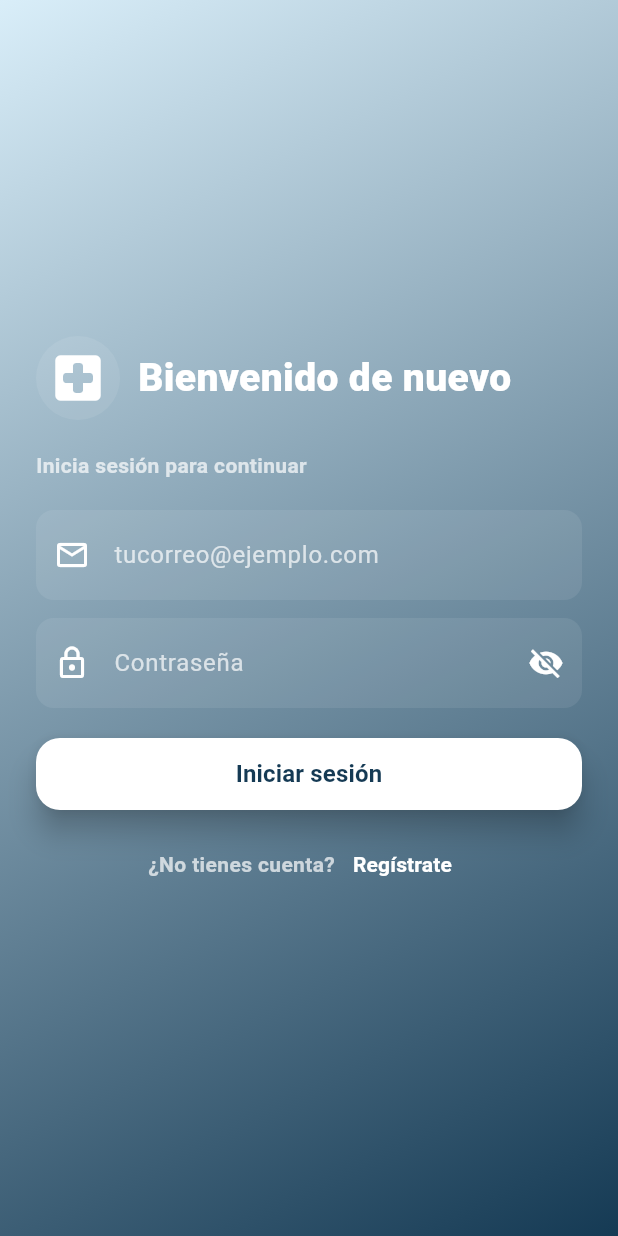
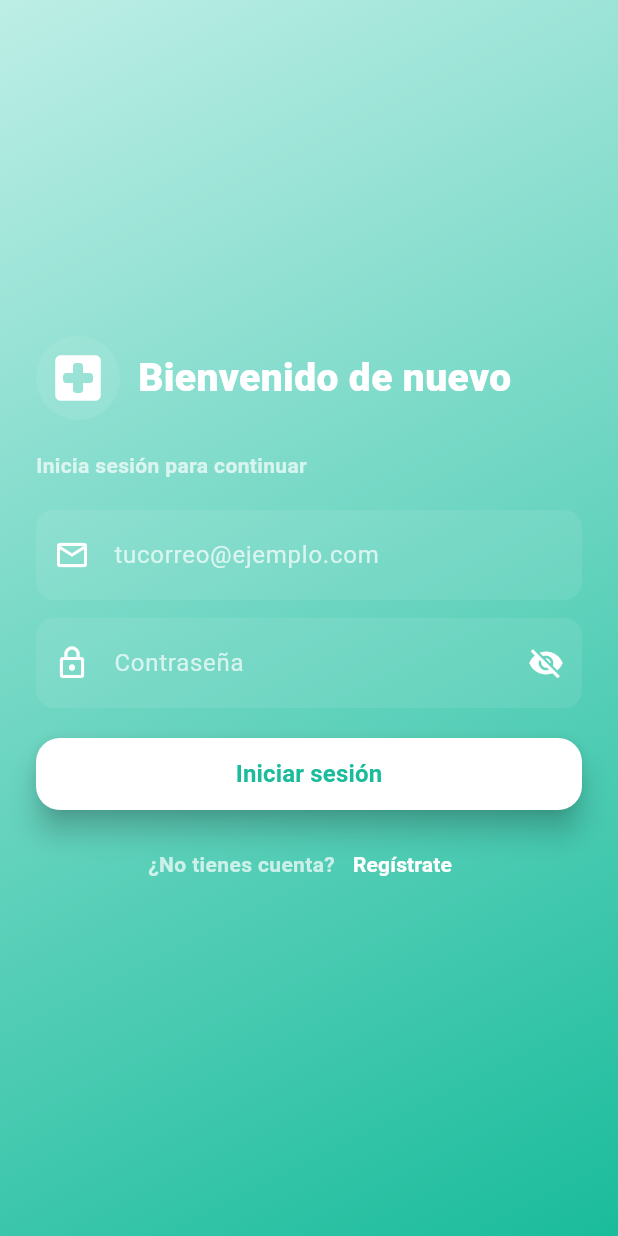
Before and after one commit to iatechsabana/pediatApp, a Flutter app: the screen it shows after launch, on a phone screen of 412 x 824 dp. Run offline on Flutter 3.47's test engine with Material 3 defaults, Android fonts, the light colour scheme and no system bars; our stand-ins replace dartz, firebase_auth, flutter_riverpod, go_router; accounts and stored records are empty.

Commit message:
subir cambios

```diff
--- a/lib/core/constants/app_colors.dart
+++ b/lib/core/constants/app_colors.dart
@@ -2,10 +2,11 @@ import 'package:flutter/material.dart';
 
 /// Centralized color palette for the pediatric app
 class AppColors {
-  // Primary brand colors (solid metallic blue)
-  // Deeper, more saturated metallic blue for stronger contrast
-  static const primary = Color(0xFF153A54); // solid metallic blue
-  static const primaryLight = Color(0xFFD9EEF9);
+  // Primary brand colors (turquesa vivo elegido)
+  // Turquesa vivo elegido (opción 2): #1ABC9C
+  static const primary = Color(0xFF1ABC9C);
+  // Variante clara para fondos y gradientes
+  static const primaryLight = Color(0xFFBDEEE6);
 
   // Background & Surfaces
   static const background = Color(0xFFFFFFFF);
@@ -48,9 +49,9 @@ class AppColors {
   static const iconLight = Color(0xFFFFFFFF);
 
   // Gradient colors
-  static const Color gradientStart = Color(0xFFD9EEF9);
-  static const Color gradientEnd = Color(0xFF153A54);
+  static const Color gradientStart = Color(0xFFBDEEE6);
+  static const Color gradientEnd = Color(0xFF1ABC9C);
 
   // Badge/Tag colors
-  static const badgeBackground = Color(0xFF153A54);
+  static const badgeBackground = Color(0xFF1ABC9C);
 }
```
